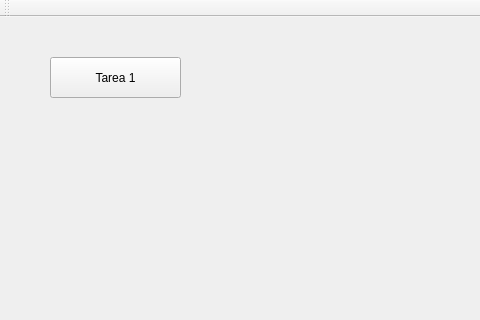
This is mainwindow.ui in chus55/TareasParcial1 as Qt 5 draws it before an edit; both pictures show x 0 to 480 and y 0 to 320 of the 876 by 560 pixel window. The edited form follows.
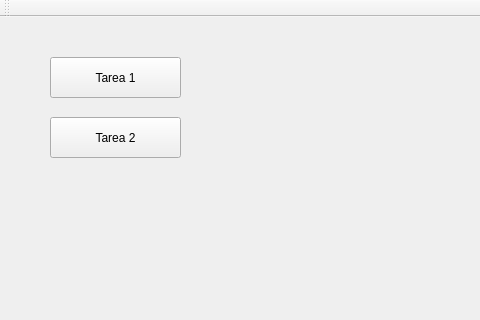
This is the edited form.

The edit to the form file:
```diff
--- a/mainwindow.ui
+++ b/mainwindow.ui
@@ -27,6 +27,19 @@
      <string>Tarea 1</string>
     </property>
    </widget>
+   <widget class="QPushButton" name="T2">
+    <property name="geometry">
+     <rect>
+      <x>50</x>
+      <y>100</y>
+      <width>131</width>
+      <height>41</height>
+     </rect>
+    </property>
+    <property name="text">
+     <string>Tarea 2</string>
+    </property>
+   </widget>
   </widget>
   <widget class="QMenuBar" name="menuBar">
    <property name="geometry">
```
